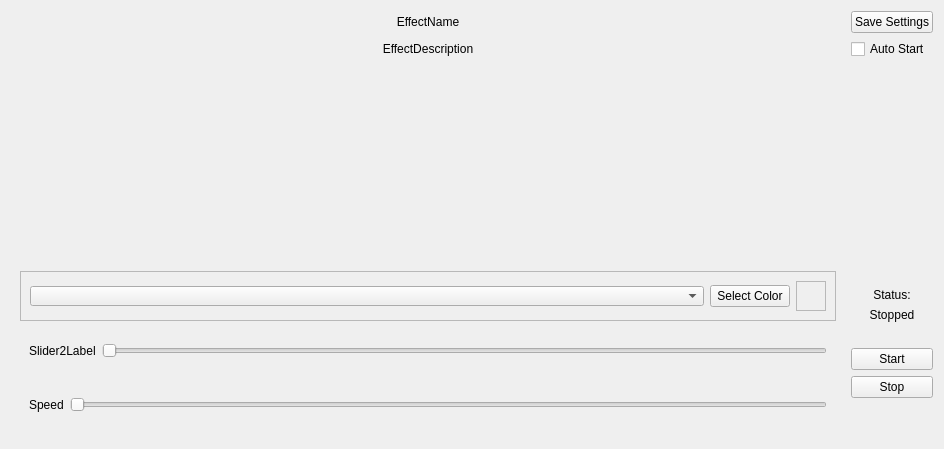
DLdota/OpenRGBEffectsPlugin, file OpenRGBEffectPage.ui: the form before one commit.
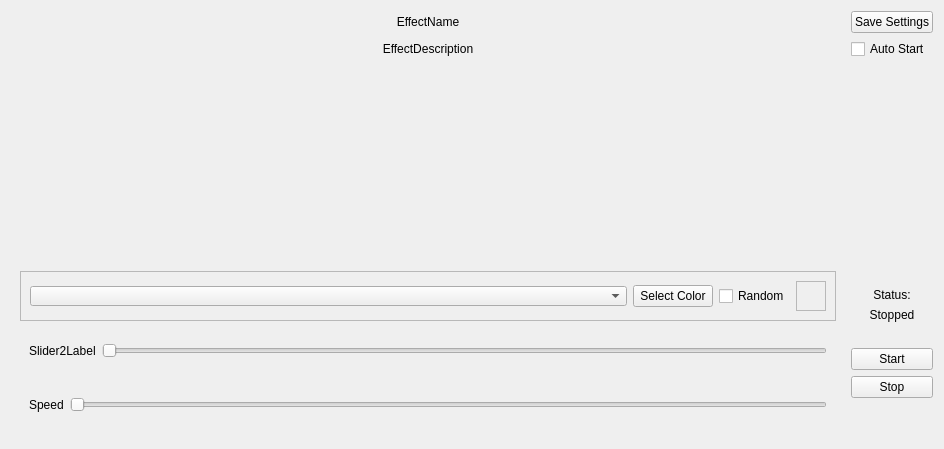
The form after the commit.

Commit message: breathing is random (beta)

```diff
--- a/OpenRGBEffectPage.ui
+++ b/OpenRGBEffectPage.ui
@@ -187,7 +187,7 @@
         <property name="frameShadow">
          <enum>QFrame::Raised</enum>
         </property>
-        <layout class="QHBoxLayout" name="horizontalLayout_2" stretch="1,0,0">
+        <layout class="QHBoxLayout" name="horizontalLayout_2" stretch="1,0,0,0">
          <item>
           <widget class="QComboBox" name="UserColorNum">
            <property name="minimumSize">
@@ -211,6 +211,13 @@
            </property>
           </widget>
          </item>
+         <item>
+          <widget class="QCheckBox" name="RandomCheckbox">
+           <property name="text">
+            <string>Random</string>
+           </property>
+          </widget>
+         </item>
          <item>
           <widget class="QFrame" name="ColorPreview">
            <property name="minimumSize">
```
The commit also changes 5 other files.
